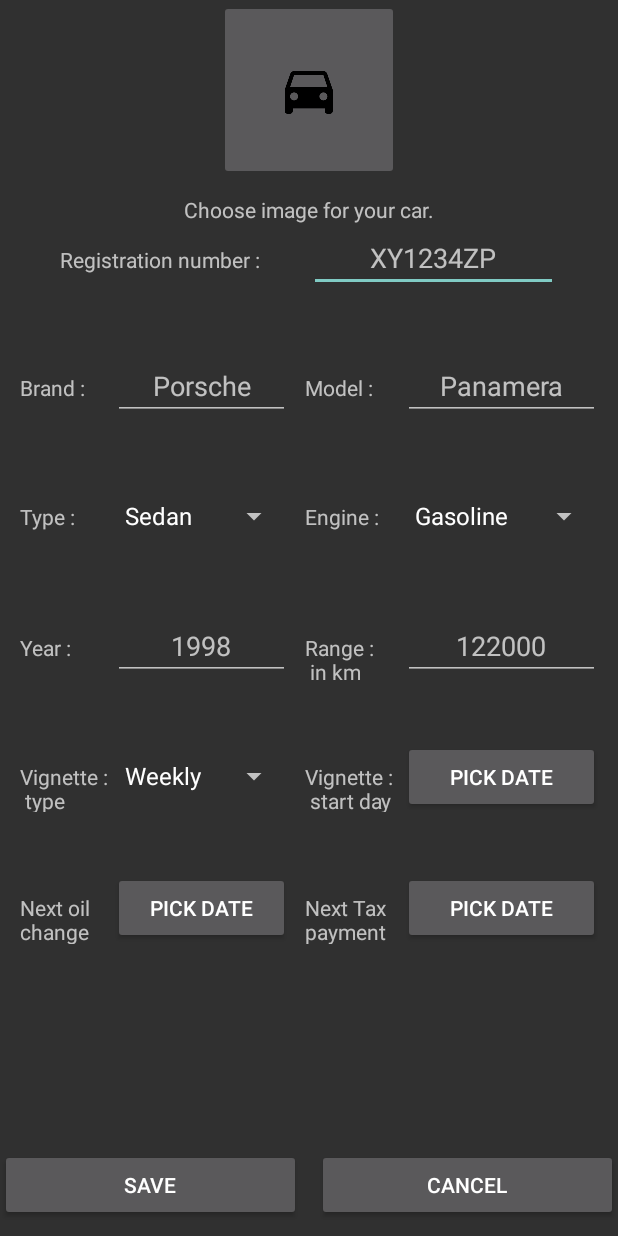
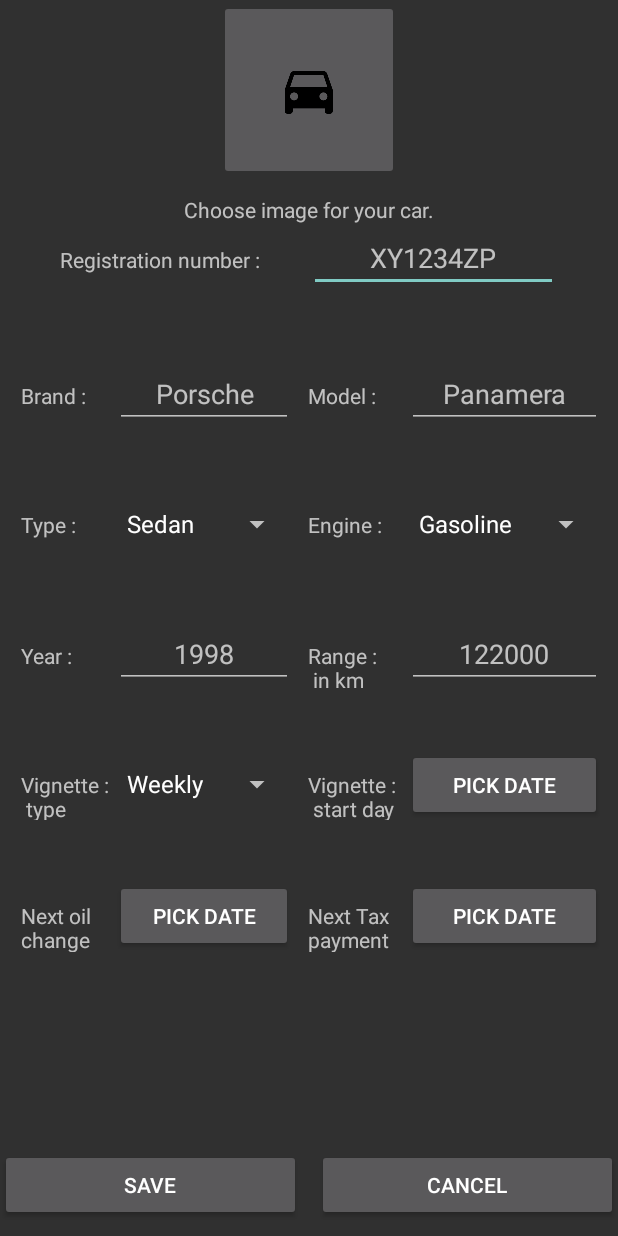
Before and after one commit to DraganovMartin/Car-Calendar, an Android app: the AddVehicleCarActivity screen opened directly, with no data from a screen before it, on a phone screen of 412 x 824 dp. Run offline under Robolectric (Android 15) with nearby library versions, the phone set to English and light mode, and no system bars.

Commit message:
Minor improvements

```diff
--- a/app/src/main/res/layout/activity_add_vehicle_car.xml
+++ b/app/src/main/res/layout/activity_add_vehicle_car.xml
@@ -45,6 +45,7 @@
             android:layout_width="0dp"
             android:layout_height="wrap_content"
             android:layout_weight="1"
+            android:maxLength="8"
             android:gravity="center"
             android:hint="@string/lplate_num_hint"/>
     </LinearLayout>
@@ -57,13 +58,15 @@
         android:paddingLeft="10dp"
         android:paddingEnd="10dp"
         android:paddingRight="10dp"
-        android:paddingTop="40dp"
+        android:paddingTop="25dp"
+        android:paddingBottom="10dp"
         android:layout_above="@+id/buttonsLinearLayot"
         android:id="@+id/DataScrollView">
 
         <TableLayout
             android:layout_width="wrap_content"
             android:layout_height="wrap_content"
+            android:layout_marginTop="20dp"
             android:stretchColumns="*">
            <TableRow android:layout_width="0dp"
                android:paddingBottom="40dp">
@@ -80,6 +83,7 @@
                    android:layout_column="2"
                    android:layout_marginEnd="10dp"
                    android:layout_marginRight="10dp"
+                   android:maxLines="3"
                    android:ems="4"
                    android:gravity="center"
                    android:hint="@string/vehicle_brand_hint"/>
@@ -93,6 +97,7 @@
                    android:layout_width="wrap_content"
                    android:layout_height="wrap_content"
                    android:layout_column="4"
+                   android:maxLines="3"
                    android:ems="4"
                    android:gravity="center"
                    android:hint="@string/vehicle_model_hint"/>
@@ -147,6 +152,7 @@
                     android:layout_marginRight="10dp"
                     android:inputType="number"
                     android:ems="4"
+                    android:maxLength="4"
                     android:id="@+id/yearEText"
                     android:hint="1998" />
 
@@ -163,7 +169,7 @@
                     android:layout_column="4"
                     android:gravity="center"
                     android:inputType="number"
-                    android:ems="6"
+                    android:ems="4"
                     android:hint="122000"
                     android:id="@+id/rangeEText" />
             </TableRow>
@@ -224,15 +230,15 @@
                     android:text="Next Tax\npayment"
                     android:layout_width="wrap_content"
                     android:layout_height="wrap_content"
-                    android:layout_column="1"
+                    android:layout_column="3"
                     android:id="@+id/vehicle_next_tax_payment" />
 
                 <Button
-                    android:text="pick date\"
+                    android:text="@string/pick_date"
                     android:layout_width="wrap_content"
                     android:layout_height="wrap_content"
                     android:id="@+id/btn_next_payment"
-                    android:layout_column="2"
+                    android:layout_column="4"
                     android:onClick="selectDate"/>
             </TableRow>
         </TableLayout>
```
